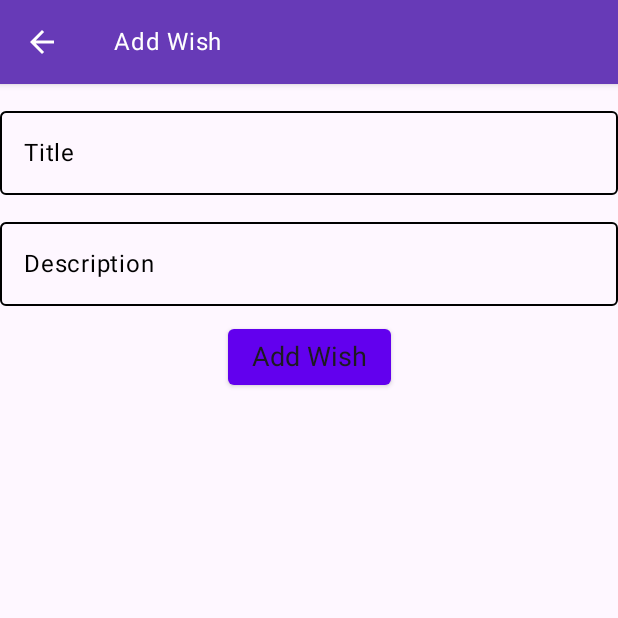
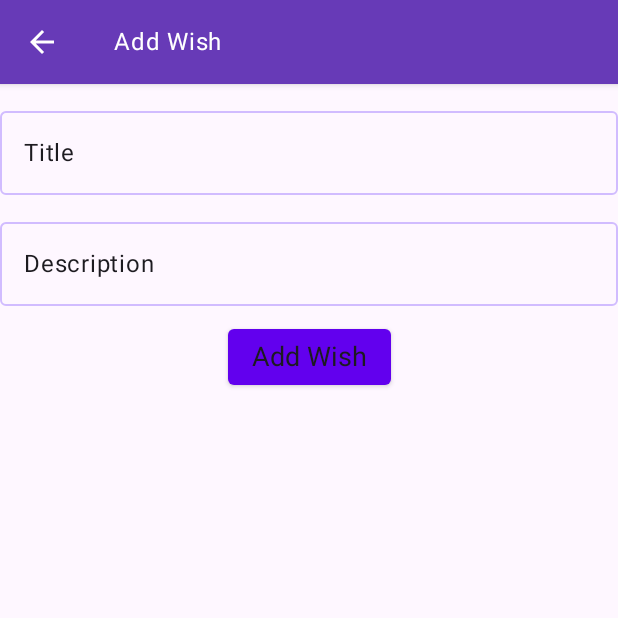
Before and after one commit to Onddrej/WishesApp, an Android app built with Jetpack Compose: the composable AddEditDetailView called with empty values, on a phone screen of 412 x 824 dp, the top half of it. Run offline under Robolectric (Android 15) with nearby library versions, the phone set to English and light mode, and no system bars.

Commit message:
style: OutlinedTextField

```diff
--- a/app/src/main/java/eu/tutorials/mywishlistapp/AddEditDetailView.kt
+++ b/app/src/main/java/eu/tutorials/mywishlistapp/AddEditDetailView.kt
@@ -142,18 +142,18 @@ fun WishTextField(
     OutlinedTextField(
         value = value,
         onValueChange = onValueChanged,
-        label = { Text(text = label, color = Color.Black) },
+        label = { Text(text = label, color = MaterialTheme.colorScheme.onBackground) },
         modifier = Modifier.fillMaxWidth(),
         keyboardOptions = KeyboardOptions(keyboardType = KeyboardType.Text),
         colors = TextFieldDefaults.outlinedTextFieldColors(
             // using predefined Color
-            textColor = Color.Black,
+            textColor = MaterialTheme.colorScheme.onBackground,
             // using our own colors in Res.Values.Color
-            focusedBorderColor = colorResource(id = R.color.black),
-            unfocusedBorderColor = colorResource(id = R.color.black),
-            cursorColor = colorResource(id = R.color.black),
-            focusedLabelColor = colorResource(id = R.color.black),
-            unfocusedLabelColor = colorResource(id = R.color.black),
+            focusedBorderColor = colorResource(id = R.color.app_bar_color),
+            unfocusedBorderColor = MaterialTheme.colorScheme.surface,
+            cursorColor = MaterialTheme.colorScheme.onBackground,
+            focusedLabelColor = MaterialTheme.colorScheme.onBackground,
+            unfocusedLabelColor = Color.White,
         )
 
 
```
